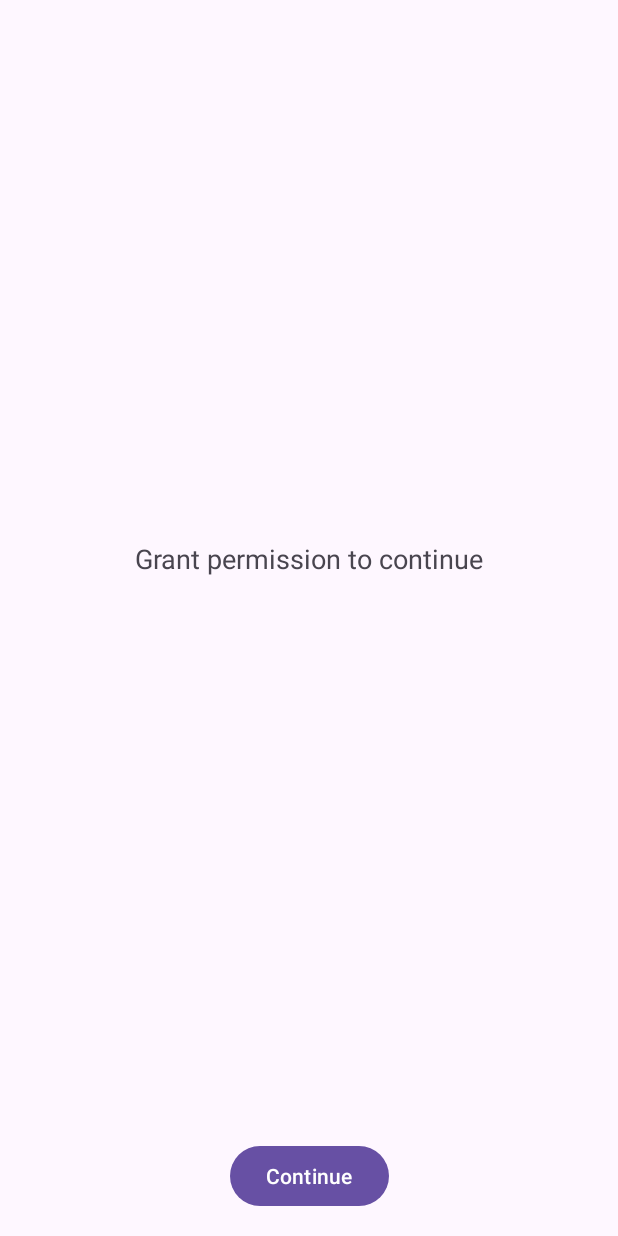
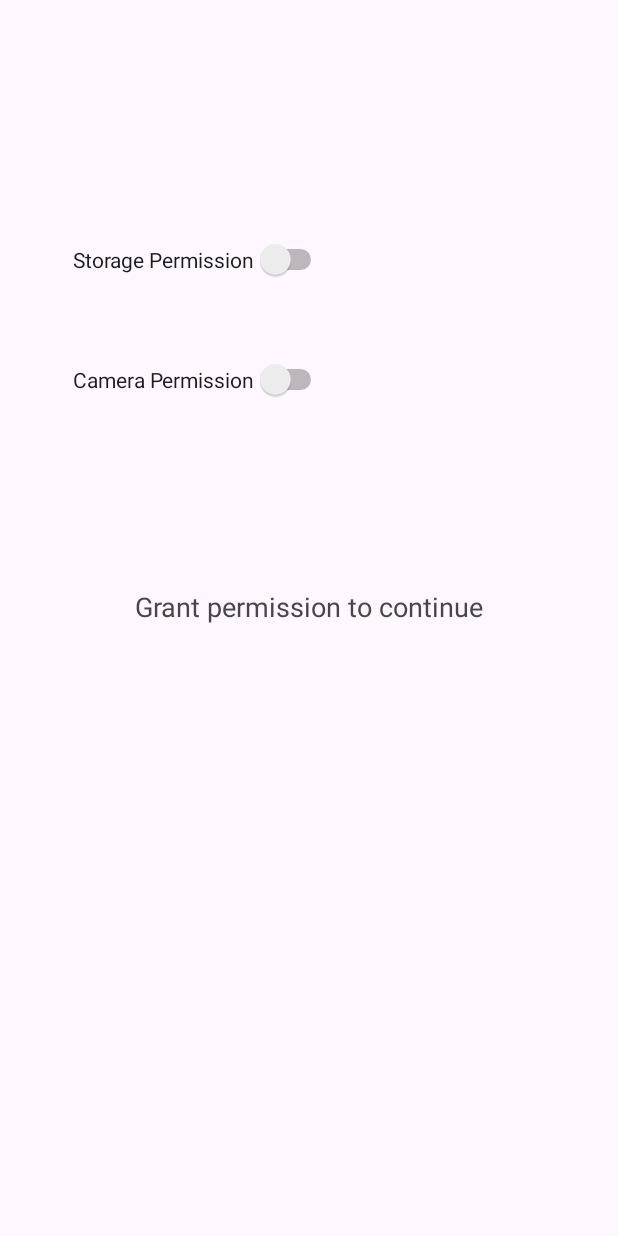
Before and after one commit to thequyenle/lastversion, an Android app: the PermissionActivity screen opened directly, with no data from a screen before it, on a phone screen of 412 x 824 dp. Run offline under Robolectric (Android 15) with nearby library versions, the phone set to English and light mode, and no system bars.

Commit message:
permission granted

```diff
--- a/app/src/main/AndroidManifest.xml
+++ b/app/src/main/AndroidManifest.xml
@@ -1,7 +1,10 @@
 <?xml version="1.0" encoding="utf-8"?>
 <manifest xmlns:android="http://schemas.android.com/apk/res/android"
     xmlns:tools="http://schemas.android.com/tools">
-
+    <uses-permission android:name="android.permission.READ_EXTERNAL_STORAGE" />
+    <uses-permission android:name="android.permission.POST_NOTIFICATIONS" />
+    <Switch android:id="@+id/switchLocation" android:text="Location" />
+    <Switch android:id="@+id/switchMicrophone" android:text="Microphone" />
     <application
         android:allowBackup="true"
         android:dataExtractionRules="@xml/data_extraction_rules"
--- a/app/src/main/java/net/android/lastversion/PermissionActivity.kt
+++ b/app/src/main/java/net/android/lastversion/PermissionActivity.kt
@@ -43,7 +43,14 @@ class PermissionActivity : AppCompatActivity() {
 
     override fun onRequestPermissionsResult(req: Int, p: Array<out String>, res: IntArray) {
         super.onRequestPermissionsResult(req, p, res)
-        if (req == REQ_CODE) continueToHome()
+        if (req == REQ_CODE) {
+            if (res.isNotEmpty() && res[0] == PackageManager.PERMISSION_GRANTED) {
+                // Permission was granted
+                continueToHome()
+            } else {
+                Toast.makeText(this, "Permission denied", Toast.LENGTH_SHORT).show()
+            }
+        }
     }
 
     private fun continueToHome() {
--- a/app/src/main/java/net/android/lastversion/TutorialActivity.kt
+++ b/app/src/main/java/net/android/lastversion/TutorialActivity.kt
@@ -26,9 +26,7 @@ class TutorialActivity : AppCompatActivity() {
                     .edit().putBoolean("intro_done", true).apply()
                 startActivity(Intent(this, PermissionActivity::class.java))
                 finish()
-            }//do ra e mon
-        }//nhanhB
-        //nhanhC
-        //coutinue nhanhC
+            }
+        }
     }
 }
--- a/app/src/main/res/layout/activity_permission.xml
+++ b/app/src/main/res/layout/activity_permission.xml
@@ -1,6 +1,7 @@
 <?xml version="1.0" encoding="utf-8"?>
 <androidx.constraintlayout.widget.ConstraintLayout xmlns:android="http://schemas.android.com/apk/res/android"
     xmlns:app="http://schemas.android.com/apk/res-auto"
+    xmlns:tools="http://schemas.android.com/tools"
     android:layout_width="match_parent"
     android:layout_height="match_parent">
 
@@ -21,8 +22,38 @@
         android:layout_width="wrap_content"
         android:layout_height="wrap_content"
         android:text="Continue"
+        android:visibility="gone"
         app:layout_constraintBottom_toBottomOf="parent"
         app:layout_constraintStart_toStartOf="parent"
         app:layout_constraintEnd_toEndOf="parent"
         android:layout_margin="16dp"/>
+
+    <Switch
+        android:id="@+id/switchStorage"
+        android:layout_width="wrap_content"
+        app:layout_constraintStart_toStartOf="parent"
+        app:layout_constraintTop_toTopOf="parent"
+        app:layout_constraintEnd_toEndOf="parent"
+        app:layout_constraintBottom_toBottomOf="parent"
+        app:layout_constraintVertical_bias="0.2"
+        app:layout_constraintHorizontal_bias="0.2"
+        android:layout_height="wrap_content"
+        android:text="Storage Permission"
+        android:checked="false"
+        tools:layout_editor_absoluteX="163dp"
+        tools:layout_editor_absoluteY="269dp" />
+    <Switch
+        android:id="@+id/switchCamera"
+        android:layout_width="wrap_content"
+        app:layout_constraintStart_toStartOf="parent"
+        app:layout_constraintTop_toTopOf="parent"
+        app:layout_constraintEnd_toEndOf="parent"
+        app:layout_constraintBottom_toBottomOf="parent"
+        app:layout_constraintVertical_bias="0.3"
+        app:layout_constraintHorizontal_bias="0.2"
+        android:layout_height="wrap_content"
+        android:text="Camera Permission"
+        android:checked="false"
+        tools:layout_editor_absoluteX="163dp"
+        tools:layout_editor_absoluteY="269dp" />
 </androidx.constraintlayout.widget.ConstraintLayout>
```
